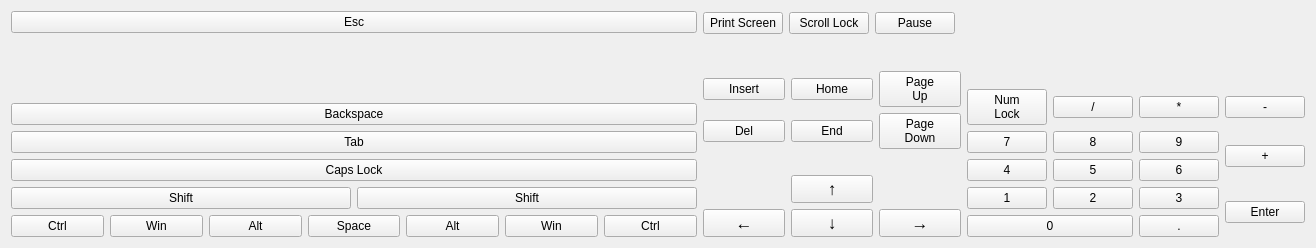
Old version of the form ui/a2widget/keyboard/base.ui in the repository ewerybody/a2.
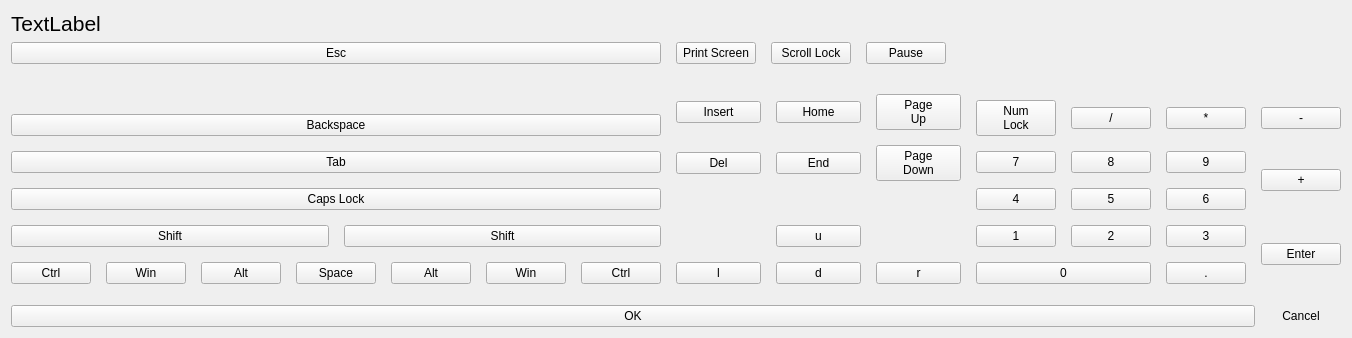
New version of the form.

Commit message: updated and compiled base keyboard ui

Patch:
```diff
--- a/ui/a2widget/keyboard/base.ui
+++ b/ui/a2widget/keyboard/base.ui
@@ -6,14 +6,35 @@
    <rect>
     <x>0</x>
     <y>0</y>
-    <width>1316</width>
-    <height>248</height>
+    <width>1324</width>
+    <height>315</height>
    </rect>
   </property>
   <property name="windowTitle">
    <string>Form</string>
   </property>
-  <layout class="QHBoxLayout" name="horizontalLayout" stretch="1,0,0">
+  <layout class="QVBoxLayout" name="verticalLayout" stretch="0,1,0">
+   <item>
+    <widget class="QLabel" name="a2hotkey_label">
+     <property name="font">
+      <font>
+       <pointsize>16</pointsize>
+      </font>
+     </property>
+     <property name="text">
+      <string>TextLabel</string>
+     </property>
+    </widget>
+   </item>
+   <item>
+    <widget class="QWidget" name="keys_widget" native="true">
+     <layout class="QHBoxLayout" name="keys_layout">
+      <property name="spacing">
+       <number>15</number>
+      </property>
+      <property name="margin">
+       <number>0</number>
+      </property>
    <item>
     <layout class="QVBoxLayout" name="main_block">
      <item>
@@ -183,29 +204,15 @@
       <layout class="QGridLayout" name="gridLayout">
        <item row="3" column="1">
         <widget class="QPushButton" name="up_key">
-         <property name="font">
-          <font>
-           <pointsize>13</pointsize>
-           <weight>75</weight>
-           <bold>true</bold>
-          </font>
-         </property>
          <property name="text">
-          <string>↑</string>
+             <string>u</string>
          </property>
         </widget>
        </item>
        <item row="4" column="0">
         <widget class="QPushButton" name="left_key">
-         <property name="font">
-          <font>
-           <pointsize>13</pointsize>
-           <weight>75</weight>
-           <bold>true</bold>
-          </font>
-         </property>
          <property name="text">
-          <string>←</string>
+             <string>l</string>
          </property>
         </widget>
        </item>
@@ -255,29 +262,15 @@
        </item>
        <item row="4" column="2">
         <widget class="QPushButton" name="right_key">
-         <property name="font">
-          <font>
-           <pointsize>13</pointsize>
-           <weight>75</weight>
-           <bold>true</bold>
-          </font>
-         </property>
          <property name="text">
-          <string>→</string>
+             <string>r</string>
          </property>
         </widget>
        </item>
        <item row="4" column="1">
         <widget class="QPushButton" name="down_key">
-         <property name="font">
-          <font>
-           <pointsize>13</pointsize>
-           <weight>75</weight>
-           <bold>true</bold>
-          </font>
-         </property>
          <property name="text">
-          <string>↓</string>
+             <string>d</string>
          </property>
         </widget>
        </item>
@@ -420,6 +413,33 @@
         </widget>
        </item>
       </layout>
+        </item>
+       </layout>
+      </item>
+     </layout>
+    </widget>
+   </item>
+   <item>
+    <layout class="QHBoxLayout" name="horizontalLayout" stretch="1,0">
+     <property name="topMargin">
+      <number>15</number>
+     </property>
+     <item>
+      <widget class="QPushButton" name="a2ok_button">
+       <property name="text">
+        <string>OK</string>
+       </property>
+      </widget>
+     </item>
+     <item>
+      <widget class="QPushButton" name="a2cancel_button">
+       <property name="text">
+        <string>Cancel</string>
+       </property>
+       <property name="flat">
+        <bool>true</bool>
+       </property>
+      </widget>
      </item>
     </layout>
    </item>
```
Left out of the diff: 10 changed lines with no effect on the pictures. Lines whose indentation alone changed are shown as unchanged. The commit also changes 2 other files.
